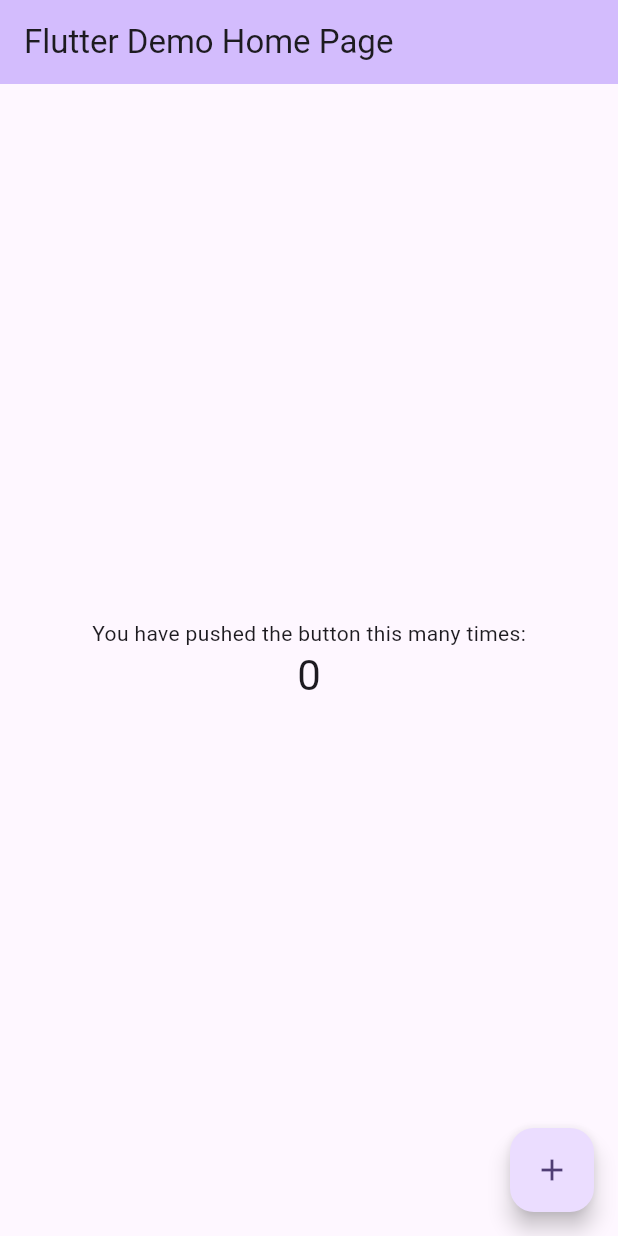
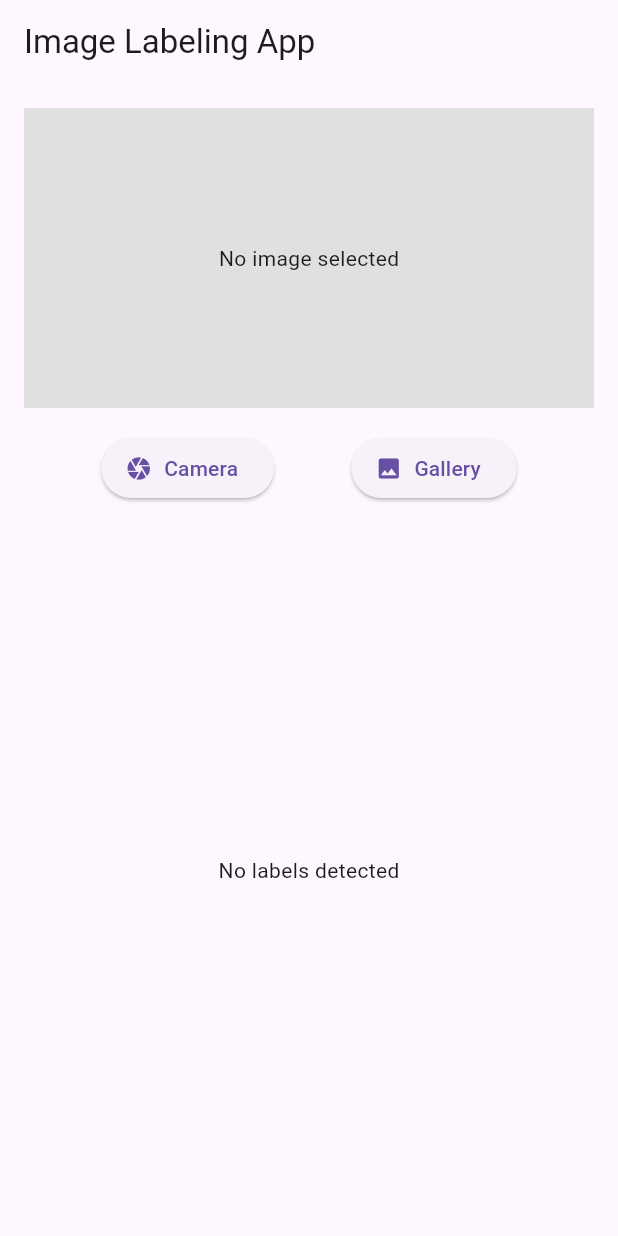
Before and after one commit to abhiramgelle1/ImagingFirebaseMl_cw08, a Flutter app: the screen it shows after launch, on a phone screen of 412 x 824 dp. Run offline on Flutter 3.47's test engine with Material 3 defaults, Android fonts, the phone set to English and light mode, and no system bars; our stand-ins replace firebase_core, image_picker; missing offline and left inert: google_mlkit_image_labeling; accounts and stored records are empty.

Commit message:
label lsiting iamge options using camera and image picker plugin

```diff
--- a/lib/main.dart
+++ b/lib/main.dart
@@ -1,125 +1,143 @@
+import 'dart:io';
 import 'package:flutter/material.dart';
+import 'package:image_picker/image_picker.dart';
+import 'package:google_mlkit_image_labeling/google_mlkit_image_labeling.dart';
+import 'package:firebase_core/firebase_core.dart';
 
-void main() {
-  runApp(const MyApp());
+void main() async {
+  WidgetsFlutterBinding.ensureInitialized();
+  await Firebase.initializeApp(); // Initialize Firebase
+  runApp(ImageLabelingApp());
 }
 
-class MyApp extends StatelessWidget {
-  const MyApp({super.key});
-
-  // This widget is the root of your application.
+class ImageLabelingApp extends StatelessWidget {
   @override
   Widget build(BuildContext context) {
     return MaterialApp(
-      title: 'Flutter Demo',
-      theme: ThemeData(
-        // This is the theme of your application.
-        //
-        // TRY THIS: Try running your application with "flutter run". You'll see
-        // the application has a purple toolbar. Then, without quitting the app,
-        // try changing the seedColor in the colorScheme below to Colors.green
-        // and then invoke "hot reload" (save your changes or press the "hot
-        // reload" button in a Flutter-supported IDE, or press "r" if you used
-        // the command line to start the app).
-        //
-        // Notice that the counter didn't reset back to zero; the application
-        // state is not lost during the reload. To reset the state, use hot
-        // restart instead.
-        //
-        // This works for code too, not just values: Most code changes can be
-        // tested with just a hot reload.
-        colorScheme: ColorScheme.fromSeed(seedColor: Colors.deepPurple),
-        useMaterial3: true,
-      ),
-      home: const MyHomePage(title: 'Flutter Demo Home Page'),
+      debugShowCheckedModeBanner: false,
+      home: ImageLabelingScreen(),
     );
   }
 }
 
-class MyHomePage extends StatefulWidget {
-  const MyHomePage({super.key, required this.title});
-
-  // This widget is the home page of your application. It is stateful, meaning
-  // that it has a State object (defined below) that contains fields that affect
-  // how it looks.
-
-  // This class is the configuration for the state. It holds the values (in this
-  // case the title) provided by the parent (in this case the App widget) and
-  // used by the build method of the State. Fields in a Widget subclass are
-  // always marked "final".
-
-  final String title;
-
+class ImageLabelingScreen extends StatefulWidget {
   @override
-  State<MyHomePage> createState() => _MyHomePageState();
+  _ImageLabelingScreenState createState() => _ImageLabelingScreenState();
 }
 
-class _MyHomePageState extends State<MyHomePage> {
-  int _counter = 0;
+class _ImageLabelingScreenState extends State<ImageLabelingScreen> {
+  File? _selectedImage;
+  List<String> _labels = [];
+  final ImagePicker _picker = ImagePicker();
 
-  void _incrementCounter() {
-    setState(() {
-      // This call to setState tells the Flutter framework that something has
-      // changed in this State, which causes it to rerun the build method below
-      // so that the display can reflect the updated values. If we changed
-      // _counter without calling setState(), then the build method would not be
-      // called again, and so nothing would appear to happen.
-      _counter++;
-    });
+  // Function to pick an image from the camera or gallery
+  Future<void> _pickImage(ImageSource source) async {
+    final pickedFile = await _picker.pickImage(source: source);
+    if (pickedFile != null) {
+      setState(() {
+        _selectedImage = File(pickedFile.path);
+      });
+      _labelImage();
+    }
+  }
+
+  // Function to label objects in the selected image using Firebase ML Kit
+  Future<void> _labelImage() async {
+    if (_selectedImage == null) return;
+
+    final inputImage = InputImage.fromFile(_selectedImage!);
+    final imageLabeler = ImageLabeler(
+      options:
+          ImageLabelerOptions(confidenceThreshold: 0.5), // Confidence threshold
+    );
+
+    try {
+      final List<ImageLabel> labels =
+          await imageLabeler.processImage(inputImage);
+
+      print('Detected labels:');
+      for (var label in labels) {
+        print(
+            '${label.label} - ${(label.confidence * 100).toStringAsFixed(2)}%');
+      }
+
+      setState(() {
+        _labels = labels
+            .map((label) =>
+                '${label.label} (${(label.confidence * 100).toStringAsFixed(2)}%)')
+            .toList();
+      });
+    } catch (e) {
+      print('Error during image labeling: $e');
+    } finally {
+      imageLabeler.close();
+    }
   }
 
   @override
   Widget build(BuildContext context) {
-    // This method is rerun every time setState is called, for instance as done
-    // by the _incrementCounter method above.
-    //
-    // The Flutter framework has been optimized to make rerunning build methods
-    // fast, so that you can just rebuild anything that needs updating rather
-    // than having to individually change instances of widgets.
     return Scaffold(
       appBar: AppBar(
-        // TRY THIS: Try changing the color here to a specific color (to
-        // Colors.amber, perhaps?) and trigger a hot reload to see the AppBar
-        // change color while the other colors stay the same.
-        backgroundColor: Theme.of(context).colorScheme.inversePrimary,
-        // Here we take the value from the MyHomePage object that was created by
-        // the App.build method, and use it to set our appbar title.
-        title: Text(widget.title),
+        title: Text('Image Labeling App'),
       ),
-      body: Center(
-        // Center is a layout widget. It takes a single child and positions it
-        // in the middle of the parent.
+      body: Padding(
+        padding: const EdgeInsets.all(16.0),
         child: Column(
-          // Column is also a layout widget. It takes a list of children and
-          // arranges them vertically. By default, it sizes itself to fit its
-          // children horizontally, and tries to be as tall as its parent.
-          //
-          // Column has various properties to control how it sizes itself and
-          // how it positions its children. Here we use mainAxisAlignment to
-          // center the children vertically; the main axis here is the vertical
-          // axis because Columns are vertical (the cross axis would be
-          // horizontal).
-          //
-          // TRY THIS: Invoke "debug painting" (choose the "Toggle Debug Paint"
-          // action in the IDE, or press "p" in the console), to see the
-          // wireframe for each widget.
-          mainAxisAlignment: MainAxisAlignment.center,
-          children: <Widget>[
-            const Text(
-              'You have pushed the button this many times:',
+          children: [
+            // Display the selected image
+            if (_selectedImage != null)
+              Image.file(
+                _selectedImage!,
+                height: 200,
+                width: double.infinity,
+                fit: BoxFit.cover,
+              )
+            else
+              Container(
+                height: 200,
+                width: double.infinity,
+                color: Colors.grey[300],
+                child: Center(
+                  child: Text('No image selected'),
+                ),
+              ),
+            const SizedBox(height: 16),
+            // Buttons to pick an image from the camera or gallery
+            Row(
+              mainAxisAlignment: MainAxisAlignment.spaceEvenly,
+              children: [
+                ElevatedButton.icon(
+                  onPressed: () => _pickImage(ImageSource.camera),
+                  icon: Icon(Icons.camera),
+                  label: Text('Camera'),
+                ),
+                ElevatedButton.icon(
+                  onPressed: () => _pickImage(ImageSource.gallery),
+                  icon: Icon(Icons.photo),
+                  label: Text('Gallery'),
+                ),
+              ],
             ),
-            Text(
-              '$_counter',
-              style: Theme.of(context).textTheme.headlineMedium,
+            const SizedBox(height: 16),
+            // Display the detected labels
+            Expanded(
+              child: _labels.isNotEmpty
+                  ? ListView.builder(
+                      itemCount: _labels.length,
+                      itemBuilder: (context, index) {
+                        return ListTile(
+                          leading: Icon(Icons.label),
+                          title: Text(_labels[index]),
+                        );
+                      },
+                    )
+                  : Center(
+                      child: Text('No labels detected'),
+                    ),
             ),
           ],
         ),
       ),
-      floatingActionButton: FloatingActionButton(
-        onPressed: _incrementCounter,
-        tooltip: 'Increment',
-        child: const Icon(Icons.add),
-      ), // This trailing comma makes auto-formatting nicer for build methods.
     );
   }
 }
--- a/pubspec.yaml
+++ b/pubspec.yaml
@@ -39,6 +39,8 @@ dependencies:
   image_picker: ^1.1.2
   camera: ^0.11.0+2
   firebase_ml_model_downloader: ^0.3.1+5
+  google_mlkit_image_labeling: ^0.13.0
+
 
 dev_dependencies:
   flutter_test:
```
Also changed, not shown: pubspec.lock, 4 other files.
